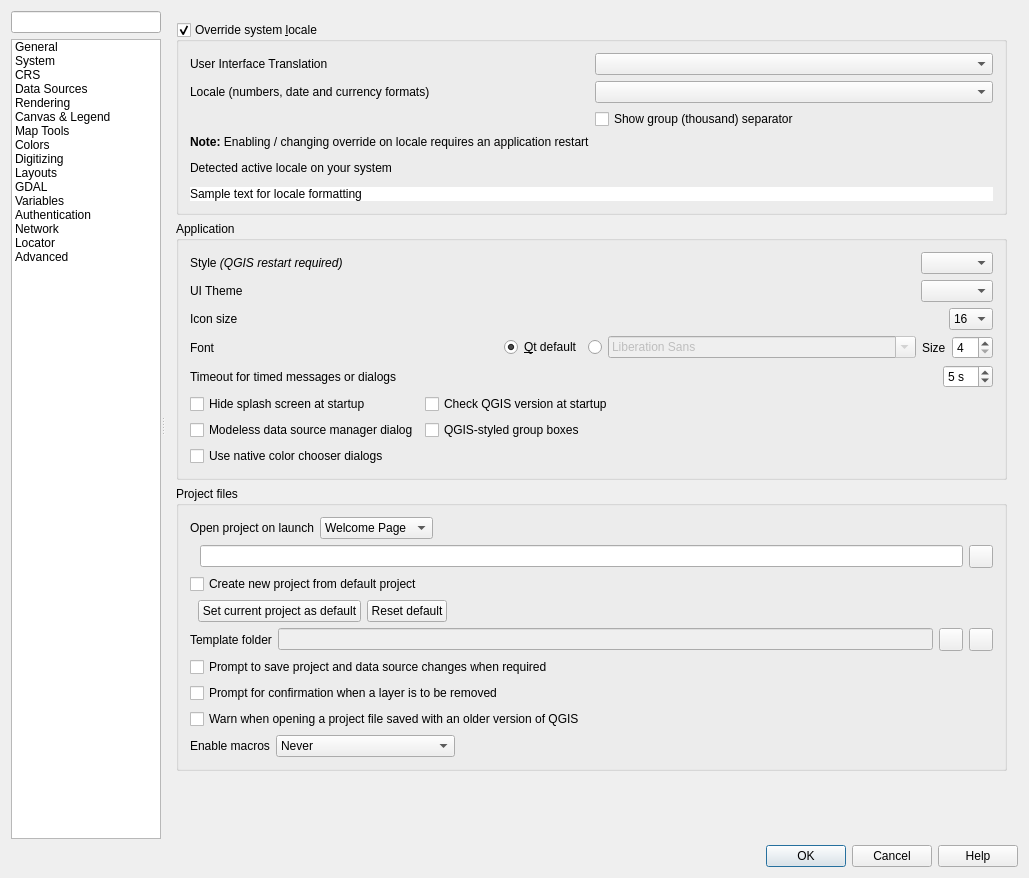
First picture: the form in src/ui/qgsoptionsbase.ui, repository carsmie/QGIS, before the edit.
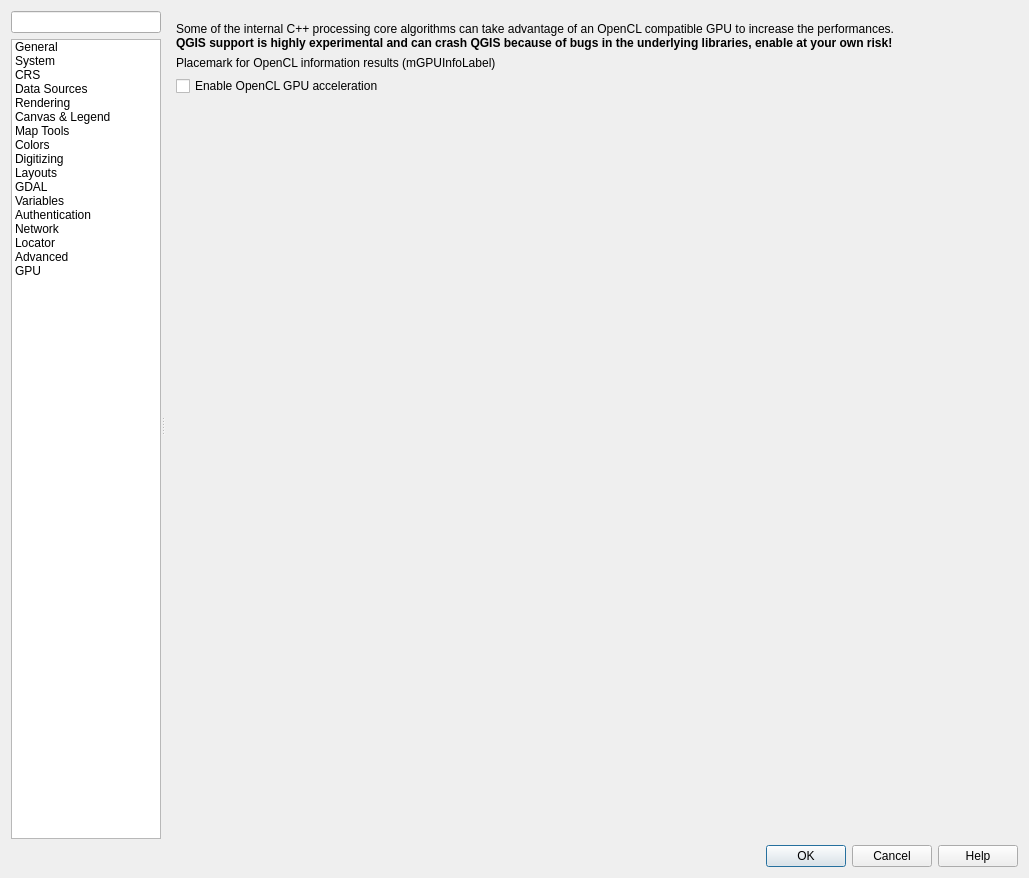
Second picture: the form after the edit. Icons and pictures are not drawn. Custom widgets are drawn as their Qt base class.

Commit message: [opencl] Add options widget

```diff
--- a/src/ui/qgsoptionsbase.ui
+++ b/src/ui/qgsoptionsbase.ui
@@ -287,6 +287,18 @@
             <normaloff>:/images/themes/default/mIconWarning.svg</normaloff>:/images/themes/default/mIconWarning.svg</iconset>
           </property>
          </item>
+         <item>
+          <property name="text">
+           <string>GPU</string>
+          </property>
+          <property name="toolTip">
+           <string>Configure GPU for processing algorithms</string>
+          </property>
+          <property name="icon">
+           <iconset resource="../../images/images.qrc">
+            <normaloff>:/images/themes/default/mIconGPU.svg</normaloff>:/images/themes/default/mIconGPU.svg</iconset>
+          </property>
+         </item>
         </widget>
        </item>
       </layout>
@@ -320,7 +332,7 @@
        <item>
         <widget class="QStackedWidget" name="mOptionsStackedWidget">
          <property name="currentIndex">
-          <number>0</number>
+          <number>16</number>
          </property>
          <widget class="QWidget" name="mOptionsPageGeneral">
           <layout class="QVBoxLayout" name="verticalLayout_3">
@@ -5307,6 +5319,47 @@
            </item>
           </layout>
          </widget>
+         <widget class="QWidget" name="mOptionsPageGPU">
+          <layout class="QVBoxLayout" name="verticalLayout_29">
+           <item>
+            <widget class="QLabel" name="label_53">
+             <property name="text">
+              <string>&lt;html&gt;&lt;head/&gt;&lt;body&gt;&lt;p&gt;Some of the internal C++ processing core algorithms can take advantage of an OpenCL compatible GPU to increase the performances.&lt;br/&gt;&lt;span style=&quot; font-weight:600;&quot;&gt;QGIS support is highly experimental and can crash QGIS because of bugs in the underlying libraries, enable at your own risk!&lt;/span&gt;&lt;/p&gt;&lt;/body&gt;&lt;/html&gt;</string>
+             </property>
+             <property name="wordWrap">
+              <bool>true</bool>
+             </property>
+            </widget>
+           </item>
+           <item>
+            <widget class="QLabel" name="mGPUInfoLabel">
+             <property name="text">
+              <string>Placemark for OpenCL information results (mGPUInfoLabel)</string>
+             </property>
+            </widget>
+           </item>
+           <item>
+            <widget class="QCheckBox" name="mGPUEnableCheckBox">
+             <property name="text">
+              <string>Enable OpenCL GPU acceleration</string>
+             </property>
+            </widget>
+           </item>
+           <item>
+            <spacer name="verticalSpacer_2">
+             <property name="orientation">
+              <enum>Qt::Vertical</enum>
+             </property>
+             <property name="sizeHint" stdset="0">
+              <size>
+               <width>20</width>
+               <height>40</height>
+              </size>
+             </property>
+            </spacer>
+           </item>
+          </layout>
+         </widget>
         </widget>
        </item>
       </layout>
```
Left out of the diff: 2 changed lines with no effect on the pictures. The commit also changes 5 other files.
